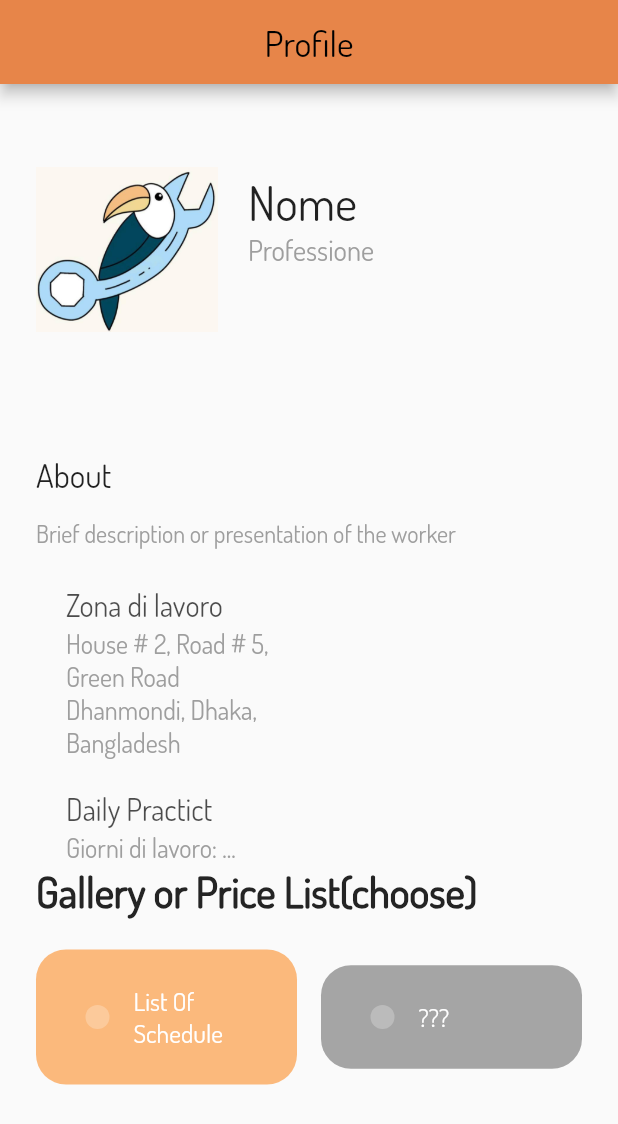
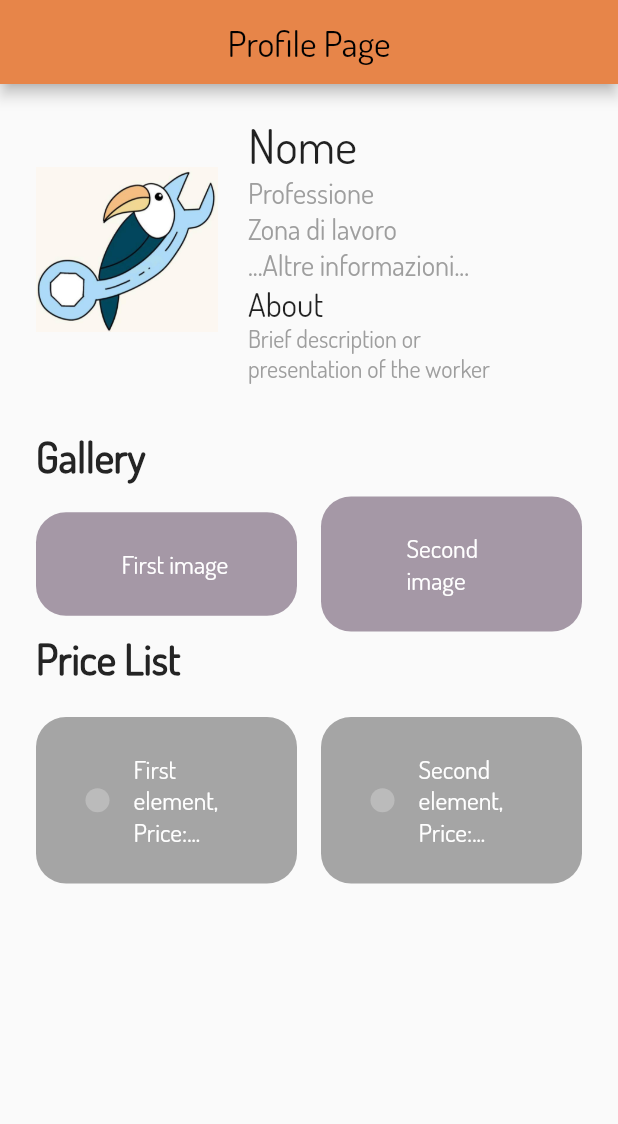
Before and after one commit to manuelmele/LAB-AP-FE, a Flutter app: the ProfilePage screen opened directly, on a phone screen of 412 x 824 dp. Shown: the top 1124 px of the screen. Run offline on Flutter 3.47's test engine with Material 2 defaults, Android fonts, the phone set to English and light mode, and no system bars; our stand-ins replace form_field_validator, rating_dialog; project files that could hold a hidden picture were left out.

Commit message:
changing on the profile page

```diff
--- a/my_flutter/lib/constants.dart
+++ b/my_flutter/lib/constants.dart
@@ -12,7 +12,8 @@ const kLightOrange = Color(0xFFecc08a);
 const kYellow = Color(0xFFf7e4aa);
 
 const kOrange = Color(0xFFe78549);
-const kBluScuro = Color(0xFFfe7062);
+//const kBluScuro = Color(0xFFfe7062);
+const kPurple = Color(0xffA598A6);
 const kPrimaryColor = Color(kPrimaryColorCode);
 const kGrey = Color(0xFFD8D8D8);
 
--- a/my_flutter/lib/screens/profile/profile_page.dart
+++ b/my_flutter/lib/screens/profile/profile_page.dart
@@ -1,4 +1,5 @@
 import 'package:flutter/material.dart';
+import 'package:wefix/constants.dart';
 
 class ProfilePage extends StatefulWidget {
   @override
@@ -11,7 +12,7 @@ class ProfilePageState extends State<ProfilePage> {
     return Scaffold(
       appBar: AppBar(
         centerTitle: true,
-        title: const Text("Profile"),
+        title: const Text("Profile Page"),
         automaticallyImplyLeading: false,
       ),
       body: SingleChildScrollView(
@@ -44,8 +45,21 @@ class ProfilePageState extends State<ProfilePage> {
                           "Professione",
                           style: TextStyle(fontSize: 19, color: Colors.grey),
                         ),
-                        SizedBox(
-                          height: 40,
+                        Text(
+                          "Zona di lavoro",
+                          style: TextStyle(fontSize: 19, color: Colors.grey),
+                        ),
+                        Text(
+                          "...Altre informazioni...",
+                          style: TextStyle(fontSize: 19, color: Colors.grey),
+                        ),
+                        Text(
+                          "About",
+                          style: TextStyle(fontSize: 22),
+                        ),
+                        Text(
+                          "Brief description or presentation of the worker",
+                          style: TextStyle(color: Colors.grey, fontSize: 16),
                         ),
                       ],
                     ),
@@ -53,99 +67,88 @@ class ProfilePageState extends State<ProfilePage> {
                 ],
               ),
               SizedBox(
-                height: 26,
+                height: 10,
               ),
               Text(
-                "About",
-                style: TextStyle(fontSize: 22),
+                "Gallery",
+                style: TextStyle(
+                    color: Color(0xff242424),
+                    fontSize: 28,
+                    fontWeight: FontWeight.w600),
               ),
               SizedBox(
-                height: 16,
-              ),
-              Text(
-                "Brief description or presentation of the worker",
-                style: TextStyle(color: Colors.grey, fontSize: 16),
-              ),
-              SizedBox(
-                height: 24,
+                height: 10,
               ),
               Row(
+                //insert here the column, problem with expanded class
                 children: <Widget>[
-                  Column(
-                    children: <Widget>[
-                      Row(
+                  Expanded(
+                    child: Container(
+                      padding:
+                          EdgeInsets.symmetric(vertical: 24, horizontal: 16),
+                      decoration: BoxDecoration(
+                          color: kPurple,
+                          borderRadius: BorderRadius.circular(20)),
+                      child: Row(
+                        mainAxisAlignment: MainAxisAlignment.center,
                         children: <Widget>[
-                          // Image.asset(
-                          //     "assets/images/parrot_cut.png"), //field used for mapping, useful?
+                          Container(
+                              //insert the image here
+                              //child:
+                              //Image.asset("assets/images/parrot_cut.png")
+                              ),
                           SizedBox(
-                            width: 20,
+                            width: 16,
                           ),
-                          Column(
-                            crossAxisAlignment: CrossAxisAlignment.start,
-                            children: <Widget>[
-                              Text(
-                                "Zona di lavoro",
-                                style: TextStyle(
-                                    color: Colors.black87.withOpacity(0.7),
-                                    fontSize: 20),
-                              ),
-                              SizedBox(
-                                height: 3,
-                              ),
-                              Container(
-                                  width:
-                                      MediaQuery.of(context).size.width - 268,
-                                  child: Text(
-                                    "House # 2, Road # 5, Green Road Dhanmondi, Dhaka, Bangladesh",
-                                    style: TextStyle(color: Colors.grey),
-                                  ))
-                            ],
+                          Container(
+                            width: MediaQuery.of(context).size.width / 2 - 130,
+                            child: Text(
+                              "First image",
+                              style:
+                                  TextStyle(color: Colors.white, fontSize: 17),
+                            ),
                           )
                         ],
                       ),
-                      SizedBox(
-                        height: 20,
-                      ),
-                      Row(
+                    ),
+                  ),
+                  SizedBox(
+                    width: 16,
+                  ),
+                  Expanded(
+                    child: Container(
+                      padding:
+                          EdgeInsets.symmetric(vertical: 24, horizontal: 16),
+                      decoration: BoxDecoration(
+                          color: kPurple,
+                          borderRadius: BorderRadius.circular(20)),
+                      child: Row(
+                        mainAxisAlignment: MainAxisAlignment.center,
                         children: <Widget>[
-                          // Image.asset(
-                          //     "assets/images/parrot_cut.png"), //clock????
+                          Container(
+                              //insert the image here
+                              //child:
+                              //Image.asset("assets/images/parrot_cut.png")
+                              ),
                           SizedBox(
-                            width: 20,
+                            width: 16,
                           ),
-                          Column(
-                            crossAxisAlignment: CrossAxisAlignment.start,
-                            children: <Widget>[
-                              Text(
-                                "Daily Practict",
-                                style: TextStyle(
-                                    color: Colors.black87.withOpacity(0.7),
-                                    fontSize: 20),
-                              ),
-                              SizedBox(
-                                height: 3,
-                              ),
-                              Container(
-                                  width:
-                                      MediaQuery.of(context).size.width - 268,
-                                  child: Text(
-                                    '''Giorni di lavoro: ...''',
-                                    style: TextStyle(color: Colors.grey),
-                                  ))
-                            ],
+                          Container(
+                            width: MediaQuery.of(context).size.width / 2 - 130,
+                            child: Text(
+                              "Second image",
+                              style:
+                                  TextStyle(color: Colors.white, fontSize: 17),
+                            ),
                           )
                         ],
-                      )
-                    ],
+                      ),
+                    ),
                   ),
-                  //Image.asset(
-                  //  "assets/images/parrot_cut.png", //icon for the map here!!
-                  //  width: 180,
-                  // )
                 ],
               ),
               Text(
-                "Gallery or Price List(choose)",
+                "Price List",
                 style: TextStyle(
                     color: Color(0xff242424),
                     fontSize: 28,
@@ -154,14 +157,17 @@ class ProfilePageState extends State<ProfilePage> {
               SizedBox(
                 height: 22,
               ),
+
+              //here start the price list
               Row(
+                //insert here the column, problem with expanded class
                 children: <Widget>[
                   Expanded(
                     child: Container(
                       padding:
                           EdgeInsets.symmetric(vertical: 24, horizontal: 16),
                       decoration: BoxDecoration(
-                          color: Color(0xffFBB97C),
+                          color: Color(0xffA5A5A5),
                           borderRadius: BorderRadius.circular(20)),
                       child: Row(
                         mainAxisAlignment: MainAxisAlignment.center,
@@ -169,7 +175,7 @@ class ProfilePageState extends State<ProfilePage> {
                           Container(
                             padding: EdgeInsets.all(8),
                             decoration: BoxDecoration(
-                                color: Color(0xffFCCA9B),
+                                color: Color(0xffBBBBBB),
                                 borderRadius: BorderRadius.circular(16)),
                             //child:
                             //Image.asset("assets/images/parrot_cut.png")
@@ -180,7 +186,7 @@ class ProfilePageState extends State<ProfilePage> {
                           Container(
                             width: MediaQuery.of(context).size.width / 2 - 130,
                             child: Text(
-                              "List Of Schedule",
+                              "First element, Price:...",
                               style:
                                   TextStyle(color: Colors.white, fontSize: 17),
                             ),
@@ -216,7 +222,7 @@ class ProfilePageState extends State<ProfilePage> {
                           Container(
                             width: MediaQuery.of(context).size.width / 2 - 130,
                             child: Text(
-                              "???",
+                              "Second element, Price:...",
                               style:
                                   TextStyle(color: Colors.white, fontSize: 17),
                             ),
```
